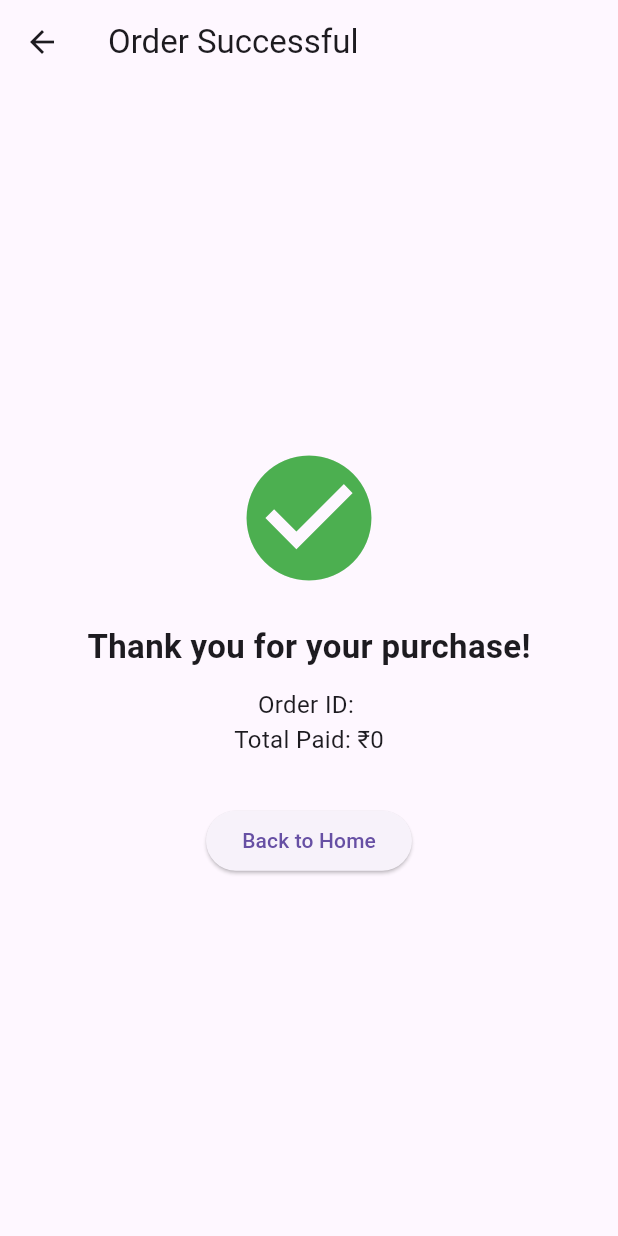
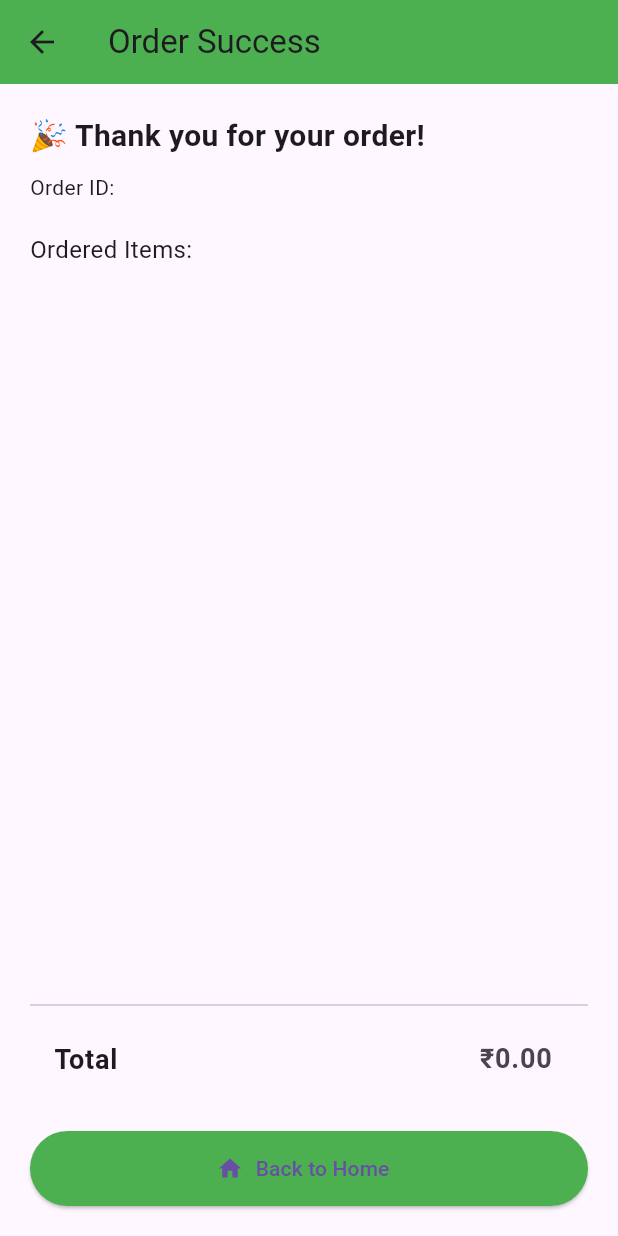
Before and after one commit to Sri4389/demo, a Flutter app: the OrderSuccessScreen screen opened directly with empty values, on a phone screen of 412 x 824 dp. Run offline on Flutter 3.47's test engine with Material 3 defaults, Android fonts, the phone set to English and light mode, and no system bars; our stand-ins replace shared_preferences; accounts and stored records are empty.

Commit message:
Refactor OrderSuccessScreen: improve layout, display ordered items with quantities, and update total price calculation.

```diff
--- a/lib/providers/cart_provider.dart
+++ b/lib/providers/cart_provider.dart
@@ -53,10 +53,6 @@ class CartProvider with ChangeNotifier {
     notifyListeners();
   }
   double get totalPrice {
-    double total = 0.0;
-    for (final item in items) {
-      total += item.product.price * item.quantity;
-    }
-    return total;
+    return _items.fold(0, (sum, item) => sum + item.product.price * item.quantity);
   }
 }
--- a/lib/screens/order_success_screen.dart
+++ b/lib/screens/order_success_screen.dart
@@ -1,4 +1,5 @@
 import 'package:flutter/material.dart';
+import '../models/cart_item_model.dart';
 
 class OrderSuccessScreen extends StatelessWidget {
   @override
@@ -6,32 +7,62 @@ class OrderSuccessScreen extends StatelessWidget {
     final Map<String, dynamic> args =
         ModalRoute.of(context)!.settings.arguments as Map<String, dynamic>;
 
-    final String orderId = args["orderId"];
-    final int total = args["total"];
+    final String orderId = args['orderId'];
+    final double total = (args['total'] as num).toDouble();
+    final List<CartItem> items = List<CartItem>.from(args['items']);
 
     return Scaffold(
-      appBar: AppBar(title: Text("Order Successful")),
-      body: Center(
-        child: Padding(
-          padding: const EdgeInsets.all(24.0),
-          child: Column(
-            mainAxisAlignment: MainAxisAlignment.center,
-            children: [
-              Icon(Icons.check_circle, color: Colors.green, size: 100),
-              SizedBox(height: 20),
-              Text("Thank you for your purchase!",
-                  style: TextStyle(fontSize: 22, fontWeight: FontWeight.bold)),
-              SizedBox(height: 12),
-              Text("Order ID: $orderId", style: TextStyle(fontSize: 16)),
-              Text("Total Paid: ₹$total", style: TextStyle(fontSize: 16)),
-              SizedBox(height: 32),
-              ElevatedButton(
-                child: Text("Back to Home"),
-                onPressed: () => Navigator.pushNamedAndRemoveUntil(
-                    context, '/home', (_) => false),
+      appBar: AppBar(
+        title: Text("Order Success"),
+        backgroundColor: Colors.green,
+      ),
+      body: Padding(
+        padding: const EdgeInsets.all(20.0),
+        child: Column(
+          crossAxisAlignment: CrossAxisAlignment.start,
+          children: [
+            Text("🎉 Thank you for your order!",
+                style: TextStyle(fontSize: 20, fontWeight: FontWeight.bold)),
+            SizedBox(height: 10),
+            Text("Order ID: $orderId"),
+            SizedBox(height: 20),
+            Text("Ordered Items:", style: TextStyle(fontSize: 16)),
+            SizedBox(height: 10),
+            Expanded(
+              child: ListView.builder(
+                itemCount: items.length,
+                itemBuilder: (context, index) {
+                  final item = items[index];
+                  return ListTile(
+                    leading: Image.asset(item.product.image, width: 50),
+                    title: Text(item.product.name),
+                    subtitle: Text("Qty: ${item.quantity}"),
+                    trailing: Text(
+                        "₹${(item.product.price * item.quantity).toStringAsFixed(2)}"),
+                  );
+                },
               ),
-            ],
-          ),
+            ),
+            Divider(),
+            ListTile(
+              title: Text("Total",
+                  style: TextStyle(fontWeight: FontWeight.bold, fontSize: 18)),
+              trailing: Text("₹${total.toStringAsFixed(2)}",
+                  style: TextStyle(fontWeight: FontWeight.bold, fontSize: 18)),
+            ),
+            SizedBox(height: 20),
+            ElevatedButton.icon(
+              onPressed: () {
+                Navigator.pushNamedAndRemoveUntil(context, '/home', (route) => false);
+              },
+              icon: Icon(Icons.home),
+              label: Text("Back to Home"),
+              style: ElevatedButton.styleFrom(
+                backgroundColor: Colors.green,
+                minimumSize: Size(double.infinity, 50),
+              ),
+            ),
+          ],
         ),
       ),
     );
```
